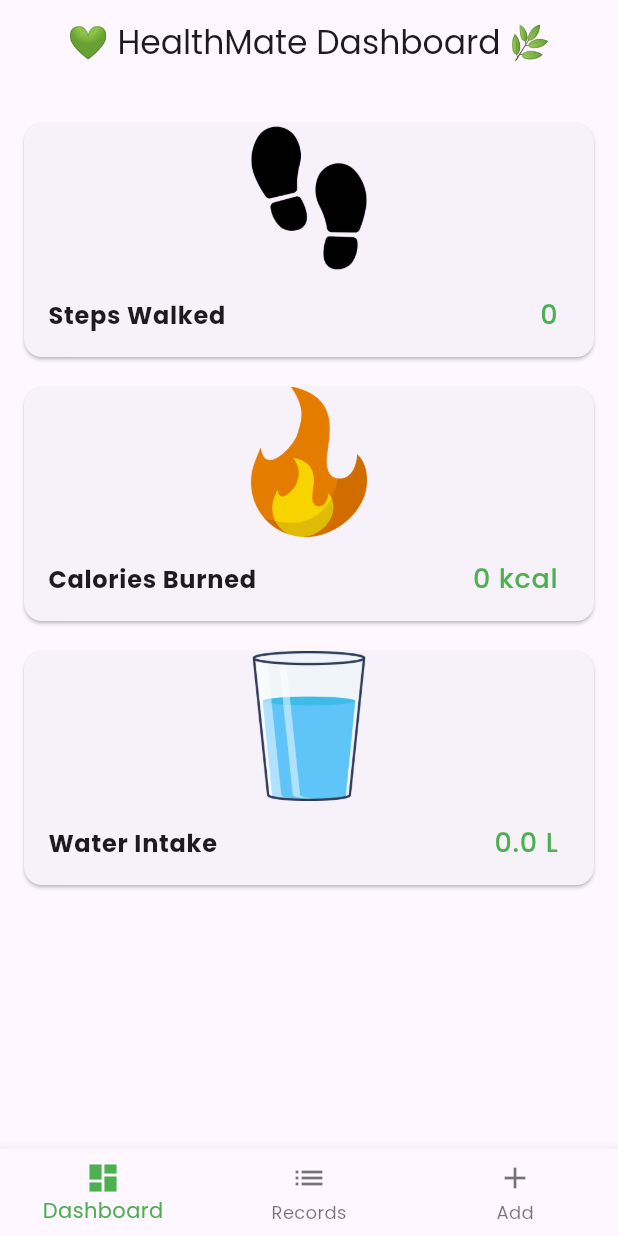
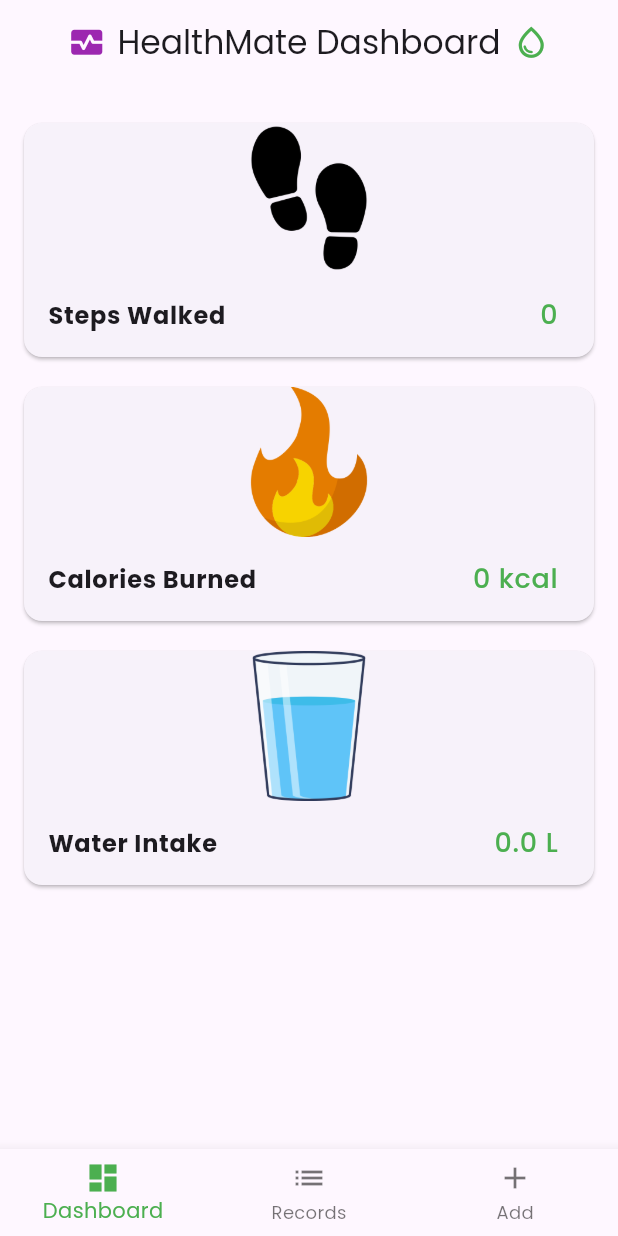
Before and after one commit to ArunaMahaGamage/HealthMate, a Flutter app: the screen it shows after launch, on a phone screen of 412 x 824 dp. Run offline on Flutter 3.47's test engine with Material 3 defaults, Android fonts, the phone set to English and light mode, and no system bars; our stand-ins replace flutter_riverpod, google_fonts, sqflite; accounts and stored records are empty.

```diff
--- a/lib/features/dashboard/dashboard_screen.dart
+++ b/lib/features/dashboard/dashboard_screen.dart
@@ -21,7 +21,16 @@ class DashboardScreen extends ConsumerWidget {
     totalWater = entries.fold(0, (sum, e) => sum + e.water);
 
     return Scaffold(
-      appBar: AppBar(title: Center(child: const Text('💚 HealthMate Dashboard 🌿')),),
+      appBar: AppBar(title: Center(child: Row(
+        mainAxisAlignment: MainAxisAlignment.center,
+        children: [
+          Icon(Icons.monitor_heart, size: 25.0, color: Colors.purple),
+          SizedBox(width: 8),
+          const Text('HealthMate Dashboard'),
+          SizedBox(width: 8),
+          Icon(Icons.water_drop_outlined, size: 25.0, color: Colors.green),
+        ],
+      )),),
       body: loaderStatus.when(
         loading: () => const Center(child: CircularProgressIndicator()),
         error: (err, stack) => Center(child: Text('Error loading data: $err')),
```
Also changed, not shown: lib/features/add/add_entry_screen.dart (+48 -18 lines).
